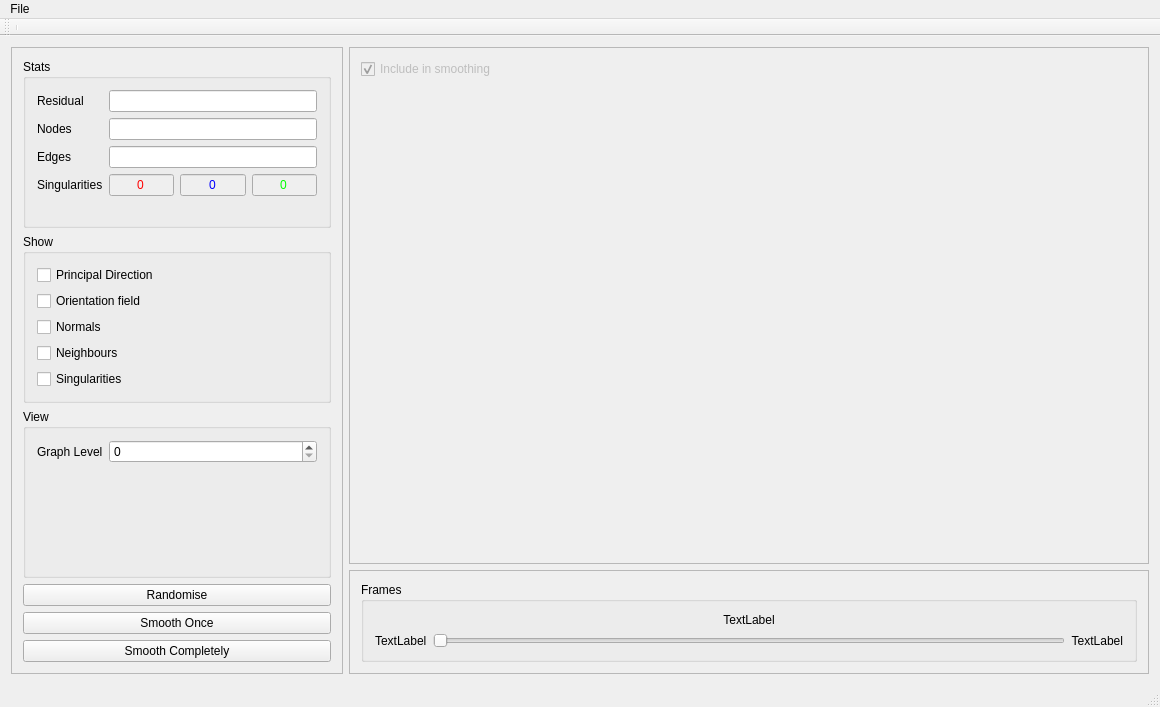
This is src/QtMain/AnimeshMainWindow.ui in jimbok8/Animesh as Qt 5 draws it before an edit. The edited form follows.
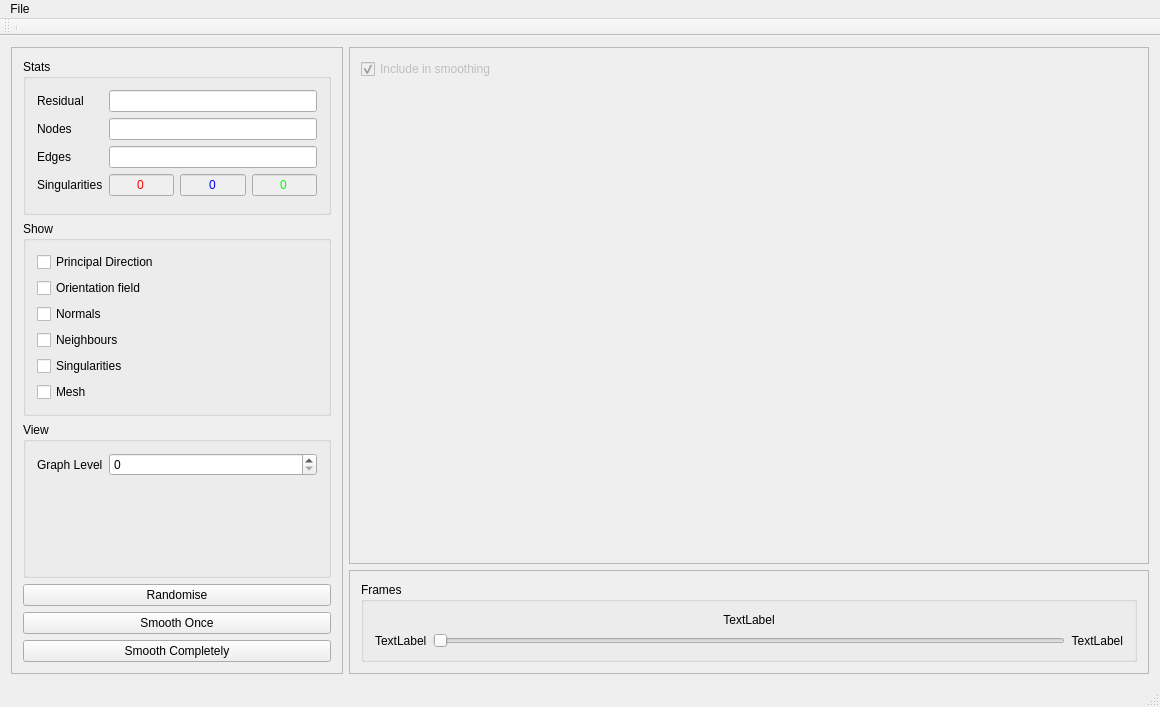
This is the edited form. Custom widgets are drawn as their Qt base class.

Commit message:
FEATURE: Added mesh plane and toggle.
Mesh just renders a cube at the moment. Need to update it to render the actual mesh.

Also, mesh edges re not rendering (though maybe being overwritten by faces).

Also may need to attach edges to polys.

Diff of the .ui file:
```diff
--- a/src/QtMain/AnimeshMainWindow.ui
+++ b/src/QtMain/AnimeshMainWindow.ui
@@ -446,6 +446,13 @@
               </property>
              </widget>
             </item>
+            <item>
+             <widget class="QCheckBox" name="cb_mesh">
+              <property name="text">
+               <string>Mesh</string>
+              </property>
+             </widget>
+            </item>
            </layout>
           </widget>
          </item>
```
The commit also changes 3 other files.
